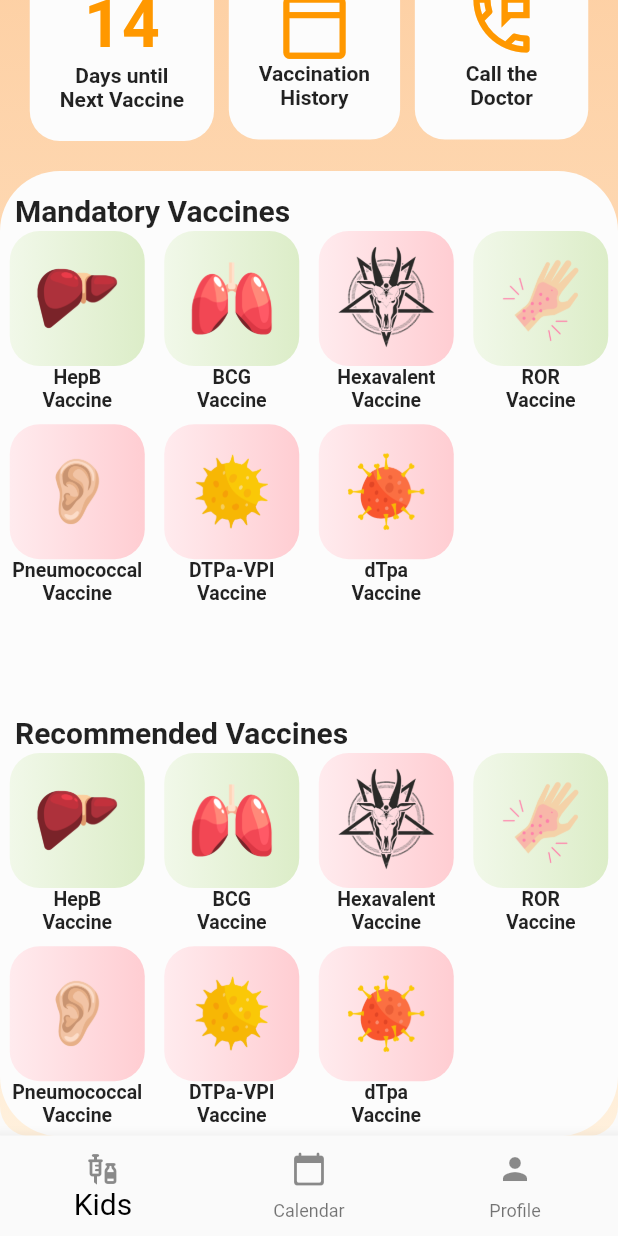
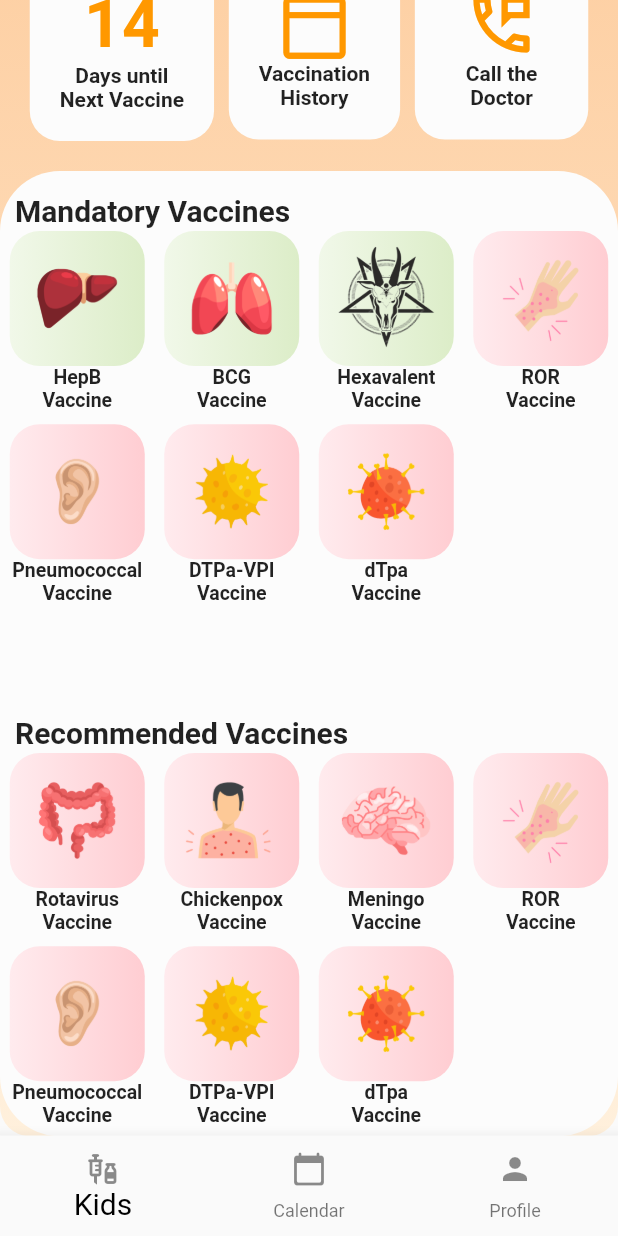
Before and after one commit to bjudob/duckcination, a Flutter app: the screen it shows after launch, scrolled down 215 dp, on a phone screen of 412 x 824 dp. Run offline on Flutter 3.47's test engine with Material 2 defaults, Android fonts, the phone set to English and light mode, and no system bars; our stand-ins replace firebase_core, settings_ui, table_calendar, video_player; accounts and stored records are empty; Roboto replaces fonts that are missing (Georgia).

Commit message:
Duckhome <3 - more vaccines - part 2 part1

```diff
--- a/lib/models/child.dart
+++ b/lib/models/child.dart
@@ -33,17 +33,17 @@ class Child{
     vaccines=[
       Vaccine('HepB', 0,1,'img/liver.png',VaccineStatus.done, descriptions),
       Vaccine('BCG', 2,3,'img/lung.png',VaccineStatus.done, descriptions),
-      Vaccine('Hexavalent', 7,8,'img/penta.png',VaccineStatus.todo, descriptions),
-      Vaccine('ROR', 11,12,'img/hand.png',VaccineStatus.done, descriptions),
+      Vaccine('Hexavalent', 7,8,'img/penta.png',VaccineStatus.done, descriptions),
+      Vaccine('ROR', 11,12,'img/hand.png',VaccineStatus.todo, descriptions),
       Vaccine('Pneumococcal', 11,12,'img/ful.png',VaccineStatus.todo, descriptions),
       Vaccine('DTPa-VPI', 2,3,'img/baci3.png',VaccineStatus.todo, descriptions),
       Vaccine('dTpa', 7,8,'img/baci1.png',VaccineStatus.todo, descriptions),
     ];
     r_vaccines=[
-      Vaccine('HepB', 0,1,'img/liver.png',VaccineStatus.done, descriptions),
-      Vaccine('BCG', 2,3,'img/lung.png',VaccineStatus.done, descriptions),
-      Vaccine('Hexavalent', 7,8,'img/penta.png',VaccineStatus.todo, descriptions),
-      Vaccine('ROR', 11,12,'img/hand.png',VaccineStatus.done, descriptions),
+      Vaccine('Rotavirus', 0,1,'img/bel.png',VaccineStatus.todo, descriptions),
+      Vaccine('Chickenpox', 2,3,'img/himlo.png',VaccineStatus.todo, descriptions),
+      Vaccine('Meningo', 7,8,'img/agy.png',VaccineStatus.todo, descriptions),
+      Vaccine('ROR', 11,12,'img/hand.png',VaccineStatus.todo, descriptions),
       Vaccine('Pneumococcal', 11,12,'img/ful.png',VaccineStatus.todo, descriptions),
       Vaccine('DTPa-VPI', 2,3,'img/baci3.png',VaccineStatus.todo, descriptions),
       Vaccine('dTpa', 7,8,'img/baci1.png',VaccineStatus.todo, descriptions),
--- a/lib/ui/screens/duck_home.dart
+++ b/lib/ui/screens/duck_home.dart
@@ -160,7 +160,7 @@ class _DuckHomeState extends State<DuckHome> {
                           controller: ScrollController(keepScrollOffset: false),
                           shrinkWrap: true,
                           scrollDirection: Axis.vertical,
-                          children: child.vaccines.map((Vaccine vaccine) {
+                          children: child.r_vaccines.map((Vaccine vaccine) {
                             return Container(
                               height: 200.0,
                               child: Center(
--- a/lib/ui/screens/vaccine_screen.dart
+++ b/lib/ui/screens/vaccine_screen.dart
@@ -98,6 +98,7 @@ class _VaccineScreenState extends State<VaccineScreen> {
                 ],
               ),
               getDescriptionWidgets(),
+              SizedBox(height: 110,)
             ],
           ),
         )),
--- a/pubspec.yaml
+++ b/pubspec.yaml
@@ -85,6 +85,8 @@ flutter:
    - img/baci1.png
    - img/baci2.png
    - img/baci3.png
+   - img/agy.png
+   - img/bel.png
   #   - images/a_dot_ham.jpeg
 
   # An image asset can refer to one or more resolution-specific "variants", see
```
Also changed, not shown: img/agy.png (added), img/bel.png (added).
